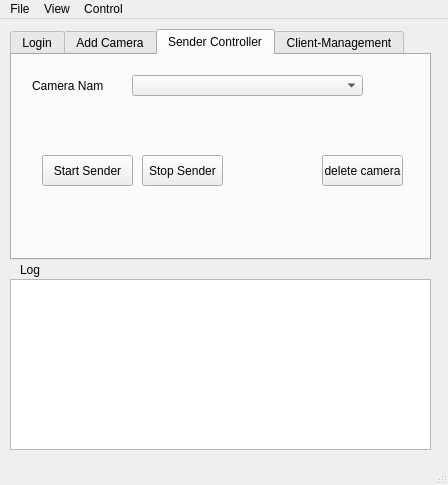
Above: 6-Ongoing/Server application/ServerUI.ui from HosseinlGholami/Army-Prj before the change. Below: the same form after it.
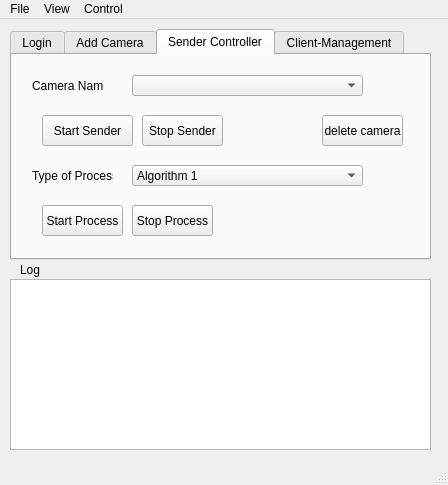
That is the form after the change. The open tabs and pages were chosen to show the change.

Patch:
```diff
--- a/6-Ongoing/Server application/ServerUI.ui
+++ b/6-Ongoing/Server application/ServerUI.ui
@@ -247,7 +247,7 @@
       <property name="geometry">
        <rect>
         <x>30</x>
-        <y>100</y>
+        <y>60</y>
         <width>91</width>
         <height>31</height>
        </rect>
@@ -283,7 +283,7 @@
       <property name="geometry">
        <rect>
         <x>130</x>
-        <y>100</y>
+        <y>60</y>
         <width>81</width>
         <height>31</height>
        </rect>
@@ -296,7 +296,7 @@
       <property name="geometry">
        <rect>
         <x>310</x>
-        <y>100</y>
+        <y>60</y>
         <width>81</width>
         <height>31</height>
        </rect>
@@ -305,6 +305,70 @@
        <string>delete camera</string>
       </property>
      </widget>
+     <widget class="QLabel" name="label_4">
+      <property name="geometry">
+       <rect>
+        <x>20</x>
+        <y>110</y>
+        <width>81</width>
+        <height>21</height>
+       </rect>
+      </property>
+      <property name="text">
+       <string>Type of Process</string>
+      </property>
+     </widget>
+     <widget class="QComboBox" name="ProcessTypeComboBox">
+      <property name="geometry">
+       <rect>
+        <x>120</x>
+        <y>110</y>
+        <width>231</width>
+        <height>21</height>
+       </rect>
+      </property>
+      <item>
+       <property name="text">
+        <string>Algorithm 1</string>
+       </property>
+      </item>
+      <item>
+       <property name="text">
+        <string>Algorithm 2</string>
+       </property>
+      </item>
+      <item>
+       <property name="text">
+        <string>Algorithm 3</string>
+       </property>
+      </item>
+     </widget>
+     <widget class="QPushButton" name="StrPrcButton">
+      <property name="geometry">
+       <rect>
+        <x>30</x>
+        <y>150</y>
+        <width>81</width>
+        <height>31</height>
+       </rect>
+      </property>
+      <property name="text">
+       <string>Start Process</string>
+      </property>
+     </widget>
+     <widget class="QPushButton" name="StrPrcButton_2">
+      <property name="geometry">
+       <rect>
+        <x>120</x>
+        <y>150</y>
+        <width>81</width>
+        <height>31</height>
+       </rect>
+      </property>
+      <property name="text">
+       <string>Stop Process</string>
+      </property>
+     </widget>
     </widget>
     <widget class="QWidget" name="tab_2">
      <attribute name="title">
```
Left out of the diff: 2 changed lines with no effect on the pictures.
